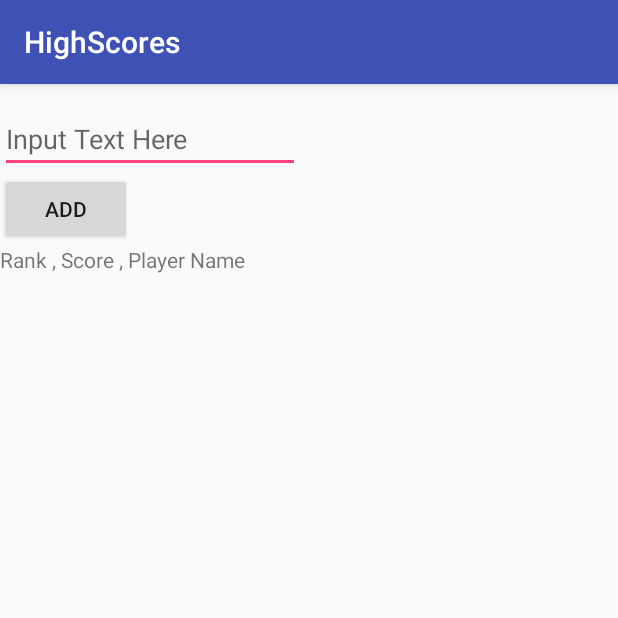
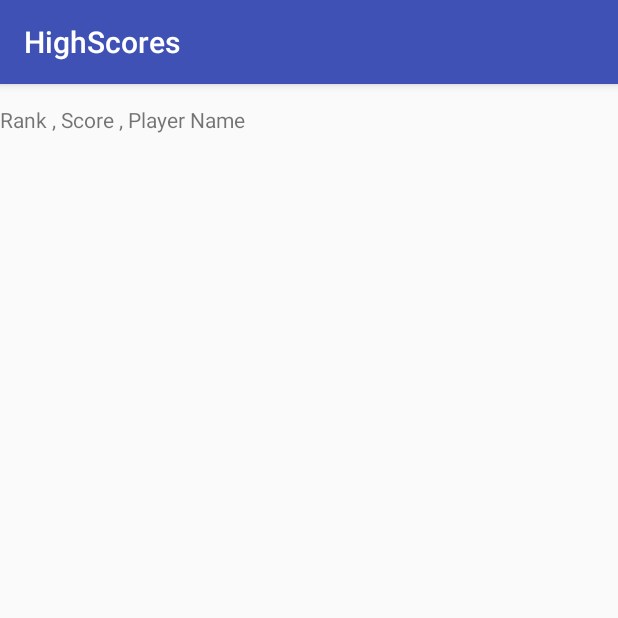
Before and after one commit to WallaceCode/CS2063Project, an Android app: the screen it shows after launch (HighScores), after a tap on "TOP SCORES", on a phone screen of 412 x 824 dp, the top half of it. Run offline under Robolectric (Android 15) with nearby library versions, the phone set to English and light mode, and no system bars; our stand-ins replace Firebase (no records; nobody signed in at launch, a user with empty details on screens opened directly).

Commit message:
Fixed some minor issues
Improved the HighScores class

```diff
--- a/app/src/main/java/wallace/scott/fuctionalswipes/HighScores.java
+++ b/app/src/main/java/wallace/scott/fuctionalswipes/HighScores.java
@@ -1,8 +1,6 @@
 package wallace.scott.fuctionalswipes;
 
 import android.os.Bundle;
-import android.support.design.widget.FloatingActionButton;
-import android.support.design.widget.Snackbar;
 import android.support.v7.app.AppCompatActivity;
 import android.support.v7.widget.Toolbar;
 import android.util.Log;
@@ -19,12 +17,13 @@ import com.google.firebase.database.FirebaseDatabase;
 import com.google.firebase.database.ValueEventListener;
 
 import java.util.ArrayList;
-import java.util.Arrays;
 
 public class HighScores extends AppCompatActivity {
 
 
     private static baseList baseList;
+    private static FirebaseDatabase database;
+    private static DatabaseReference myRef;
     String TAG = "Max, look here ----> ";
     private ArrayList<String> arraylist;
     private ArrayAdapter<String> adapter;
@@ -43,12 +42,38 @@ public class HighScores extends AppCompatActivity {
         baseList = list;
     }
 
+    public static void initializeFirebase(){
+
+        database = FirebaseDatabase.getInstance();
+        myRef = database.getReference("message");
+    }
+
     public boolean addRecord(String player, int score) {
 
         int rank = findPosition(score);
         String[] newPlayer = {Integer.toString(score), player};
         baseList.addToList(rank, newPlayer);
-        //updateScreen();
+        //myRef.setValue(newPlayer);
+/*
+        // Read from the database
+        myRef.addValueEventListener(new ValueEventListener() {
+            @Override
+            public void onDataChange(DataSnapshot dataSnapshot) {
+                // This method is called once with the initial value and again
+                // whenever data at this location is updated.
+                String value = dataSnapshot.getValue(String.class);
+                Log.d(TAG, "Value is: " + value);
+                arraylist.add(value);
+                adapter.notifyDataSetChanged();
+            }
+
+            @Override
+            public void onCancelled(DatabaseError error) {
+                // Failed to read value
+                Log.w(TAG, "Failed to read value.", error.toException());
+            }
+        });*/
+
         return true;
     }
 
@@ -75,41 +100,6 @@ public class HighScores extends AppCompatActivity {
         ListView listview = (ListView) findViewById(R.id.scorelistview);
         adapter = new ArrayAdapter<String>(this, R.layout.list_item, R.id.txtitem, arrayList);
         listview.setAdapter(adapter);
-
-
-        txtInput = (EditText)findViewById(R.id.txtinput);
-        Button btAdd = (Button)findViewById(R.id.btadd);
-        btAdd.setOnClickListener(new View.OnClickListener() {
-            @Override
-            public void onClick(View view) {
-                String newItem = txtInput.getText().toString();
-
-                // Write a message to the database
-                FirebaseDatabase database = FirebaseDatabase.getInstance();
-                DatabaseReference myRef = database.getReference("message");
-
-                myRef.setValue(newItem);
-
-                // Read from the database
-                myRef.addValueEventListener(new ValueEventListener() {
-                    @Override
-                    public void onDataChange(DataSnapshot dataSnapshot) {
-                        // This method is called once with the initial value and again
-                        // whenever data at this location is updated.
-                        String value = dataSnapshot.getValue(String.class);
-                        Log.d(TAG, "Value is: " + value);
-                        arraylist.add(value);
-                        adapter.notifyDataSetChanged();
-                    }
-
-                    @Override
-                    public void onCancelled(DatabaseError error) {
-                        // Failed to read value
-                        Log.w(TAG, "Failed to read value.", error.toException());
-                    }
-                });
-            }
-        });
     }
 
     public int findPosition(int score){
--- a/app/src/main/java/wallace/scott/fuctionalswipes/MainActivity.java
+++ b/app/src/main/java/wallace/scott/fuctionalswipes/MainActivity.java
@@ -19,6 +19,7 @@ public class MainActivity extends AppCompatActivity {
 
         list = new baseList();
         HighScores.setBaseList(list);
+        HighScores.initializeFirebase();
 
         Button plybtn = (Button) findViewById(R.id.playbtn);
         plybtn.setOnClickListener(new View.OnClickListener() {
--- a/app/src/main/res/layout/activity_high_scores.xml
+++ b/app/src/main/res/layout/activity_high_scores.xml
@@ -29,19 +29,6 @@
             android:layout_width="200dp"
             android:layout_height="70dp" />
 
-        <EditText
-            android:id="@+id/txtinput"
-            android:layout_width="200dp"
-            android:layout_height="wrap_content"
-            tools:text="Input Here"
-            android:hint="Input Text Here" />
-        <Button
-            android:id="@+id/btadd"
-            android:layout_width="wrap_content"
-            android:layout_height="wrap_content"
-            android:text="add"
-            android:layout_toRightOf="@+id/txtinput"/>
-
         <ListView
             android:id="@+id/scorelistview"
             android:layout_width="match_parent"
```
Also changed, not shown: app/src/main/java/wallace/scott/fuctionalswipes/GameActivity.java (+53 -10 lines).
